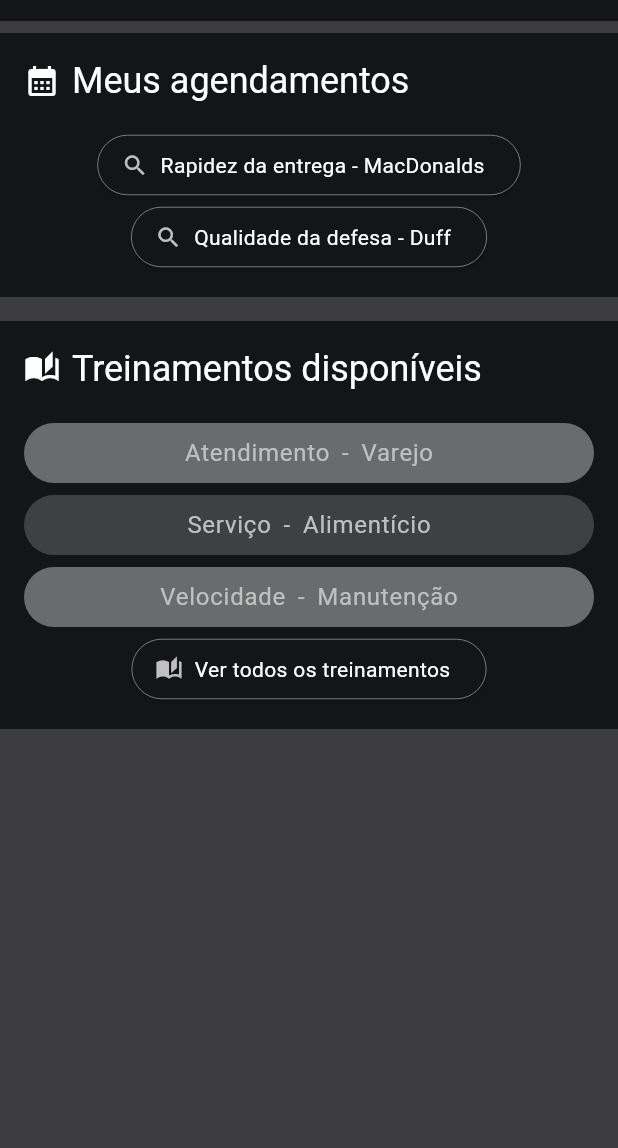
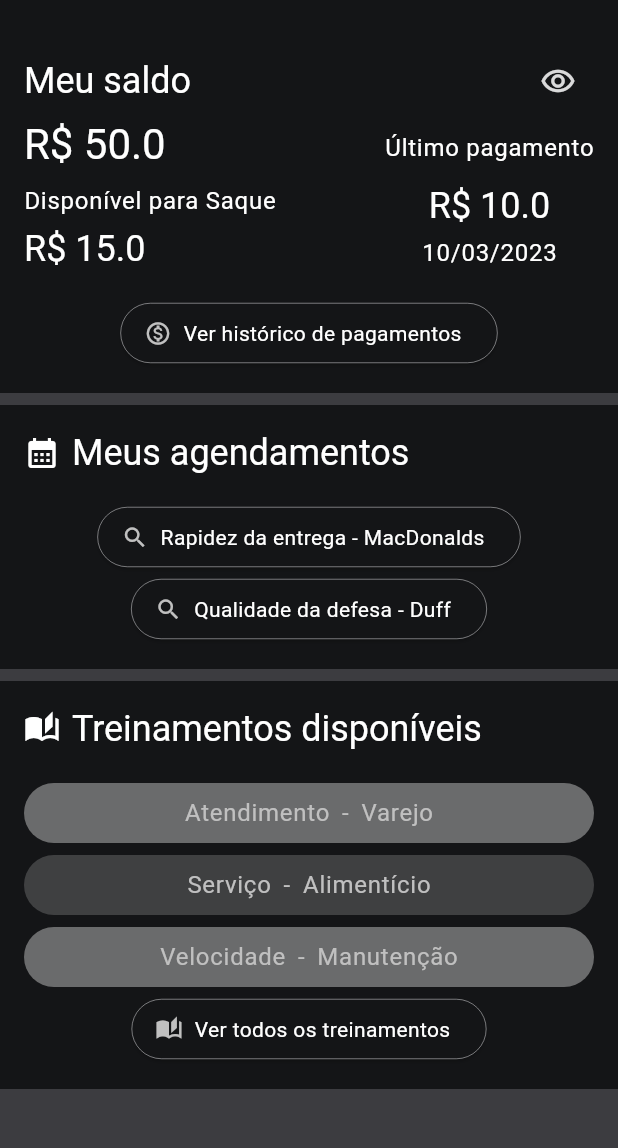
Before and after one commit to IgordeAndrade/customer_secret_service, a Flutter app: the HomePage screen opened by its route, on a phone screen of 412 x 824 dp, the part 63-1211 px from its top. Run offline on Flutter 3.47's test engine with Material 2 defaults, Android fonts, the phone set to English and light mode, and no system bars; our stand-ins replace flex_color_scheme.

Commit message:
[feature]: add wallet banner

```diff
--- a/lib/home_page/home_page.dart
+++ b/lib/home_page/home_page.dart
@@ -7,6 +7,7 @@ import '../global/design_system/themes/constants/sizes.dart';
 import '../global/design_system/widgets/box_spacer.dart';
 import '../schedule/presentation/widgets/my_schedules_banner.dart';
 import '../training/presentation/widgets/training_banner.dart';
+import '../wallet/presentation/widgets/my_wallet_banner.dart';
 
 class HomePage extends StatelessWidget {
   const HomePage({super.key});
@@ -71,9 +72,10 @@ class HomePage extends StatelessWidget {
       body: SafeArea(
         child: Column(
           children: const [
+            MyWalletBanner(),
             BoxSpacer.small(),
             MySchedulesBanner(),
-            BoxSpacer(),
+            BoxSpacer.small(),
             TrainingBanner(),
           ],
         ),
--- a/lib/login/presentation/widgets/custom_login_button.dart
+++ b/lib/login/presentation/widgets/custom_login_button.dart
@@ -1,8 +1,6 @@
-import 'package:customer_secret_service/global/design_system/styles/custom_styles.dart';
 import 'package:customer_secret_service/global/design_system/themes/constants/strings.dart';
 import 'package:flutter/material.dart';
 
-import '../../../global/design_system/themes/constants/sizes.dart';
 import '../../../global/design_system/widgets/default_button.dart';
 import '../../application/login_controller.dart';
 
--- a/lib/sign_out_customer_secret/presentation/register_page.dart
+++ b/lib/sign_out_customer_secret/presentation/register_page.dart
@@ -2,7 +2,6 @@ import 'package:customer_secret_service/global/design_system/themes/constants/st
 import 'package:customer_secret_service/global/design_system/widgets/box_spacer.dart';
 import 'package:customer_secret_service/login/presentation/widgets/custom_text_form_field.dart';
 import 'package:flutter/material.dart';
-import '../../global/design_system/styles/custom_styles.dart';
 import '../../global/design_system/themes/constants/sizes.dart';
 import '../../global/design_system/widgets/customer_snack_bar.dart';
 import '../../global/design_system/widgets/default_button.dart';
--- /dev/null
+++ b/lib/wallet/presentation/widgets/my_wallet_banner.dart
@@ -0,0 +1,137 @@
+import 'package:flutter/material.dart';
+
+import '../../../global/design_system/styles/custom_styles.dart';
+import '../../../global/design_system/widgets/box_spacer.dart';
+
+class MyWalletBanner extends StatefulWidget {
+  const MyWalletBanner({super.key});
+
+  @override
+  State<MyWalletBanner> createState() => _MyWalletBannerState();
+}
+
+class _MyWalletBannerState extends State<MyWalletBanner> {
+  bool showValue = true;
+
+  @override
+  Widget build(BuildContext context) {
+    final theme = Theme.of(context);
+
+    final Widget textHidden = Container(
+      color: theme.textTheme.headline4!.color,
+      height: theme.textTheme.headline4!.fontSize! * 1.3,
+      width: 150,
+    );
+
+    return Material(
+      clipBehavior: Clip.antiAlias,
+      child: Padding(
+        padding: const EdgeInsets.all(16),
+        child: Column(
+          children: [
+            Row(
+              mainAxisAlignment: MainAxisAlignment.spaceBetween,
+              children: [
+                Text(
+                  'Meu saldo',
+                  style: theme.textTheme.headline5,
+                ),
+                IconButton(
+                  onPressed: () {
+                    setState(() {
+                      showValue = !showValue;
+                    });
+                  },
+                  icon: const Icon(
+                    Icons.remove_red_eye_outlined,
+                  ),
+                ),
+              ],
+            ),
+            Row(
+              mainAxisAlignment: MainAxisAlignment.spaceBetween,
+              children: [
+                Expanded(
+                  child: Column(
+                    crossAxisAlignment: CrossAxisAlignment.start,
+                    children: [
+                      showValue
+                          ? Text(
+                              'R\$ ${walletInformation['Saldo Total']}',
+                              style: theme.textTheme.headline4,
+                            )
+                          : textHidden,
+                      const BoxSpacer.small(),
+
+                      Text(
+                        'Disponível para Saque',
+                        style: theme.textTheme.bodyLarge,
+                      ),
+                      const BoxSpacer.xSmall(),
+
+                      showValue
+                          ? Text(
+                              'R\$ ${walletInformation['Disponível para saque']}',
+                              style: theme.textTheme.headline5!.copyWith(
+                                  color: theme.textTheme.headline4!.color),
+                            )
+                          : textHidden,
+                    ],
+                  ),
+                ),
+                Column(
+                  children: [
+                    const BoxSpacer.small(),
+                    Text(
+                      'Último pagamento',
+                      style: theme.textTheme.bodyLarge,
+                    ),
+                    const BoxSpacer.small(),
+                    const BoxSpacer.xxSmall(),
+                    showValue
+                        ? Text(
+                            'R\$ ${walletInformation['Último pagamento']['Valor']}',
+                            style: theme.textTheme.headline5!.copyWith(
+                                color: theme.textTheme.headline4!.color),
+                          )
+                        : textHidden,
+                    const BoxSpacer.xSmall(),
+                    Text(
+                      '${walletInformation['Último pagamento']['Data']}',
+                      style: theme.textTheme.bodyLarge!
+                          .copyWith(color: theme.textTheme.headline4!.color),
+                    )
+                  ],
+                )
+              ],
+            ),
+            const BoxSpacer(),
+            ElevatedButton.icon(
+              style: CustomStyles.buttonStyle,
+              onPressed: () {},
+              icon: const Icon(Icons.monetization_on_outlined),
+              label: Text(
+                'Ver histórico de pagamentos',
+                style: theme.textTheme.bodyMedium,
+              ),
+            ),
+          ],
+        ),
+      ),
+    );
+  }
+}
+
+Map<String, dynamic> walletInformation = {
+  'Saldo Total': 50.00,
+  'Disponível para saque': 15.00,
+  'Último pagamento': {
+    'Valor': 10.00,
+    'Data': '10/03/2023',
+  },
+  'Histórico de pagamentos': {
+    0: {'Data': '09/03/2023', 'Valor': 5.00, 'serviço': 'Rapidez na entrega'},
+    1: {'Data': '10/03/2023', 'Valor': 10.00, 'serviço': 'Qualidade na defesa'},
+    2: {'Data': '11/03/2023', 'Valor': 35.00, 'serviço': 'Rapidez na entrega'}
+  },
+};
```
